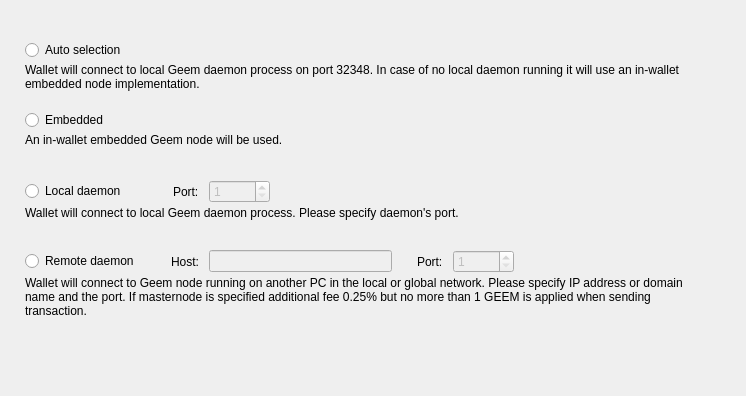
Above: src/Gui/Options/ConnectionOptionsFrame.ui from geemcoin/geemwallet2 before the change. Below: the same form after it.
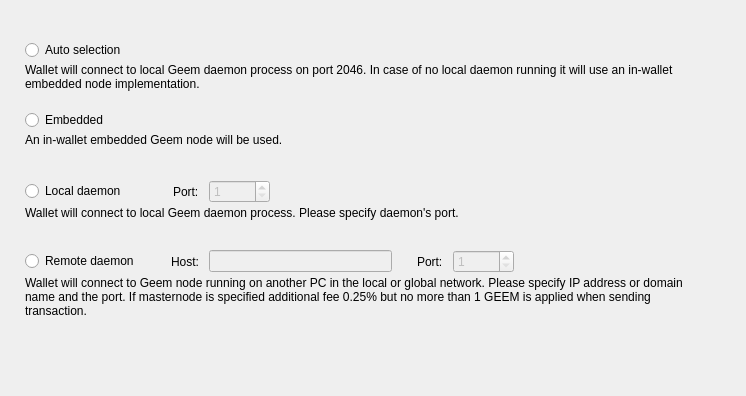
That is the form after the change. Custom widgets are drawn as their Qt base class.

What changed in the file:
```diff
--- a/src/Gui/Options/ConnectionOptionsFrame.ui
+++ b/src/Gui/Options/ConnectionOptionsFrame.ui
@@ -87,7 +87,7 @@
          </sizepolicy>
         </property>
         <property name="text">
-         <string>Wallet will connect to local Geem daemon process on port 32348. In case of no local daemon running it will use an in-wallet embedded node implementation.</string>
+         <string>Wallet will connect to local Geem daemon process on port 2046. In case of no local daemon running it will use an in-wallet embedded node implementation.</string>
         </property>
         <property name="alignment">
          <set>Qt::AlignLeading|Qt::AlignLeft|Qt::AlignTop</set>
```
